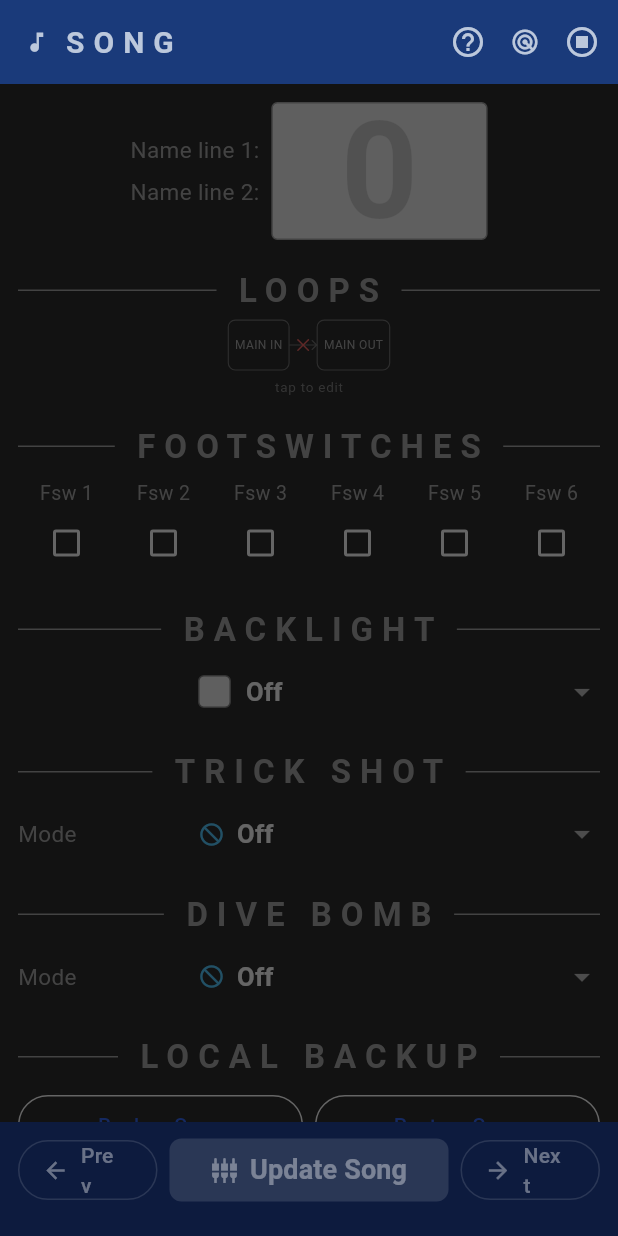
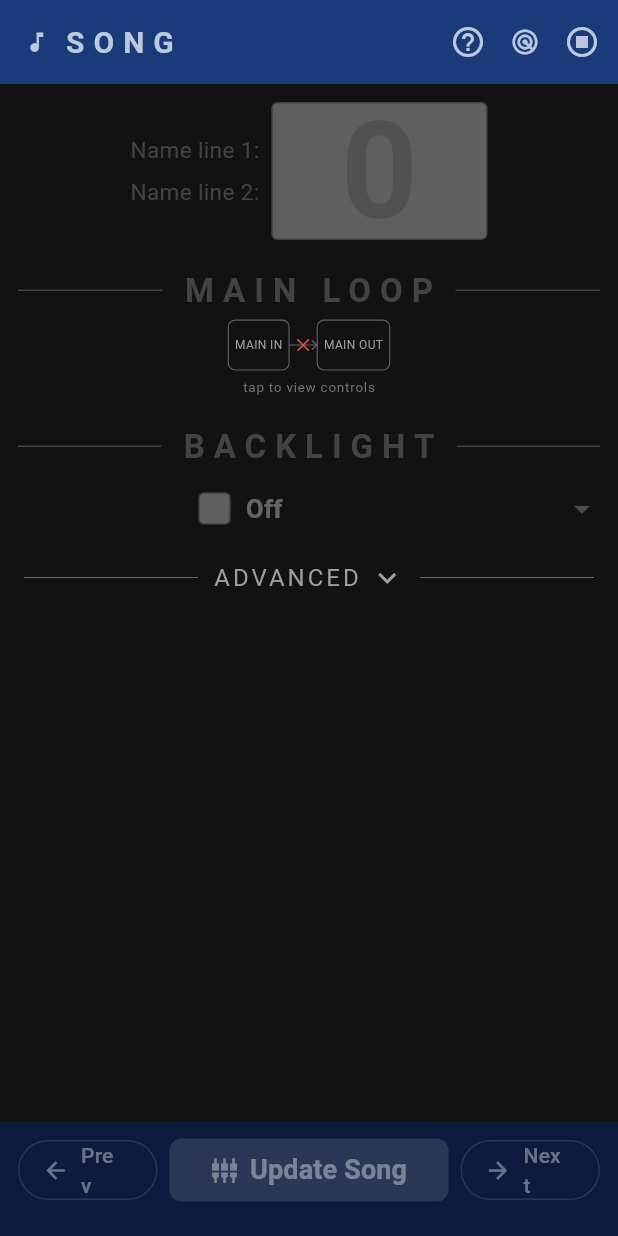
Before and after one commit to sjrtech/ControlFreek, a Flutter app: the screen it shows after launch, swiped to page 3, on a phone screen of 412 x 824 dp. Run offline on Flutter 3.47's test engine with Material 3 defaults, Android fonts, the light colour scheme and no system bars; our stand-ins replace file_picker, flutter_blue_plus; missing offline and left inert: window_manager.

Commit message:
GUI: Hide audio chain controls - minor tweaks

```diff
--- a/lib/screens/song_screen.dart
+++ b/lib/screens/song_screen.dart
@@ -81,6 +81,7 @@ class SongScreen extends StatefulWidget {
 
 class _SongScreenState extends State<SongScreen> {
   bool _editingChain = false;
+  bool _showAdvanced = false;
 
   @override
   Widget build(BuildContext context) {
@@ -104,43 +105,54 @@ class _SongScreenState extends State<SongScreen> {
               key: ValueKey(p.songLoadCount),
               padding: const EdgeInsets.symmetric(vertical: 8),
               children: [
-                IgnorePointer(
-                  ignoring: kDisableWhenDisconnected && !p.isConnected,
+                // Helper: dim + block input for data fields when disconnected.
+                // UI-only toggles (chains, ADVANCED header) are NOT wrapped here.
+                ...() {
+                  final disabled = kDisableWhenDisconnected && !p.isConnected;
+                  Widget dw(Widget child) => IgnorePointer(
+                    ignoring: disabled,
                     child: AnimatedOpacity(
-                    opacity: kDisableWhenDisconnected && !p.isConnected ? 0.35 : 1.0,
+                      opacity: disabled ? 0.35 : 1.0,
                       duration: const Duration(milliseconds: 300),
-                    child: Column(
-                      crossAxisAlignment: CrossAxisAlignment.stretch,
-                      children: [
+                      child: child,
+                    ),
+                  );
+                  return <Widget>[
+                    // Song name + LOOPS divider (data entry — dim when disconnected)
+                    dw(Column(crossAxisAlignment: CrossAxisAlignment.stretch, children: [
                       _NameFieldsBox(song: song, notify: notify, songNumber: p.displayedSongNumber),
-                        _dividerSection('LOOPS'),
+                      _dividerSection('MAIN LOOP'),
+                    ])),
+                    // Main chain: always interactive
                     GestureDetector(
                       behavior: HitTestBehavior.opaque,
                       onTap: () => setState(() => _editingChain = !_editingChain),
-                          child: Column(
-                            children: [
+                      child: Column(children: [
                         _ChainDiagram(song: song, settings: settings, notify: notify),
                         Padding(
                           padding: const EdgeInsets.only(bottom: 4),
                           child: Text(
-                                  _editingChain ? 'tap to hide' : 'tap to edit',
+                            _editingChain ? 'tap to hide controls' : 'tap to view controls',
                             style: TextStyle(fontSize: 9, color: Colors.grey.shade600, letterSpacing: 0.5),
                           ),
                         ),
-                            ],
+                      ]),
                     ),
-                        ),
-                        if (_editingChain) ..._buildLoopChain(song, settings, notify),
+                    // Loop source rows (edit mode): dim when disconnected
+                    if (_editingChain)
+                      dw(Column(crossAxisAlignment: CrossAxisAlignment.stretch,
+                          children: _buildLoopChain(song, settings, notify))),
+                    // AUX section
                     if (List.generate(4, (i) => settings.getAuxName(i)).any((n) => n.isNotEmpty)) ...[
-                          _dividerSection('AUX OUTPUTS', topPadding: 0),
+                      dw(_dividerSection('AUX OUTPUTS', topPadding: 0)),
                       for (int i = 0; i < 4; i++)
                         if (settings.getAuxName(i).isNotEmpty) ...[
+                          // AUX chain: always interactive
                           if (song.getMatrix(i + 8) != 0)
                             GestureDetector(
                               behavior: HitTestBehavior.opaque,
                               onTap: () => setState(() => _editingChain = !_editingChain),
-                                  child: Column(
-                                    children: [
+                              child: Column(children: [
                                 _AuxChainDiagram(
                                   auxName: settings.getAuxName(i),
                                   auxMatIdx: i + 8,
@@ -150,17 +162,48 @@ class _SongScreenState extends State<SongScreen> {
                                 Padding(
                                   padding: const EdgeInsets.only(bottom: 4),
                                   child: Text(
-                                          _editingChain ? 'tap to hide' : 'tap to edit',
+                                    _editingChain ? 'tap to hide controls' : 'tap to view controls',
                                     style: TextStyle(fontSize: 9, color: Colors.grey.shade600, letterSpacing: 0.5),
                                   ),
                                 ),
+                              ]),
+                            ),
+                          // AUX source dropdown (edit mode): dim when disconnected
+                          if (_editingChain)
+                            dw(_matrixDropField(i + 8, '${settings.getAuxName(i)} ←', song, settings, notify, divider: false, labelAlign: TextAlign.right)),
                         ],
+                    ],
+                    // Backlight: dim when disconnected
+                    dw(Column(crossAxisAlignment: CrossAxisAlignment.stretch, children: [
+                      _dividerSection('BACKLIGHT'),
+                      _colorField('', song.backlight, (v) { song.backlight = v; notify(); }),
+                    ])),
+                    // ADVANCED toggle: always interactive
+                    InkWell(
+                      onTap: () => setState(() => _showAdvanced = !_showAdvanced),
+                      child: Padding(
+                        padding: const EdgeInsets.symmetric(vertical: 10, horizontal: 16),
+                        child: Row(children: [
+                          const Expanded(child: Divider(color: Colors.grey, thickness: 0.4)),
+                          Padding(
+                            padding: const EdgeInsets.symmetric(horizontal: 10),
+                            child: Row(mainAxisSize: MainAxisSize.min, children: [
+                              Text('ADVANCED', style: TextStyle(fontSize: 16, letterSpacing: 2, color: Colors.grey.shade500)),
+                              const SizedBox(width: 6),
+                              AnimatedRotation(
+                                turns: _showAdvanced ? 0.5 : 0,
+                                duration: const Duration(milliseconds: 200),
+                                child: Icon(Icons.keyboard_arrow_down, size: 24, color: Colors.grey.shade500),
+                              ),
+                            ]),
+                          ),
+                          const Expanded(child: Divider(color: Colors.grey, thickness: 0.4)),
+                        ]),
                       ),
                     ),
-                              if (_editingChain)
-                                _matrixDropField(i + 8, '${settings.getAuxName(i)} ←', song, settings, notify, divider: false, labelAlign: TextAlign.right),
-                            ],
-                        ],
+                    // Advanced content: dim when disconnected
+                    if (_showAdvanced)
+                      dw(Column(crossAxisAlignment: CrossAxisAlignment.stretch, children: [
                         _dividerSection('FOOTSWITCHES'),
                         _FswRow(
                           initialValue: song.footswitch,
@@ -170,23 +213,18 @@ class _SongScreenState extends State<SongScreen> {
                           }),
                           onChange: (v) { song.footswitch = v; notify(); },
                         ),
-                        _dividerSection('BACKLIGHT'),
-                        _colorField('', song.backlight, (v) { song.backlight = v; notify(); }),
                         _dividerSection('TRICK SHOT'),
                         _trickModeDropField('Mode', song.trickMode, (v) { song.trickMode = v; notify(); }),
-                        ..._trickDataWidgets(song.trickMode, song.trickData, settings,
-                            notify, (v) { song.trickData = v; }),
+                        ..._trickDataWidgets(song.trickMode, song.trickData, settings, notify, (v) { song.trickData = v; }),
                         _dividerSection('DIVE BOMB'),
                         _trickModeDropField('Mode', song.diveBombMode, (v) { song.diveBombMode = v; notify(); }),
-                        ..._trickDataWidgets(song.diveBombMode, song.diveBombData, settings,
-                            notify, (v) { song.diveBombData = v; }),
+                        ..._trickDataWidgets(song.diveBombMode, song.diveBombData, settings, notify, (v) { song.diveBombData = v; }),
                         _dividerSection('LOCAL BACKUP'),
                         _LocalBackupButtons(),
+                      ])),
                     const SizedBox(height: 24),
-                      ],
-                    ),
-                  ),
-                ),
+                  ];
+                }(),
               ],
             ),
           ),
```
Lines whose indentation alone changed are shown as unchanged.
